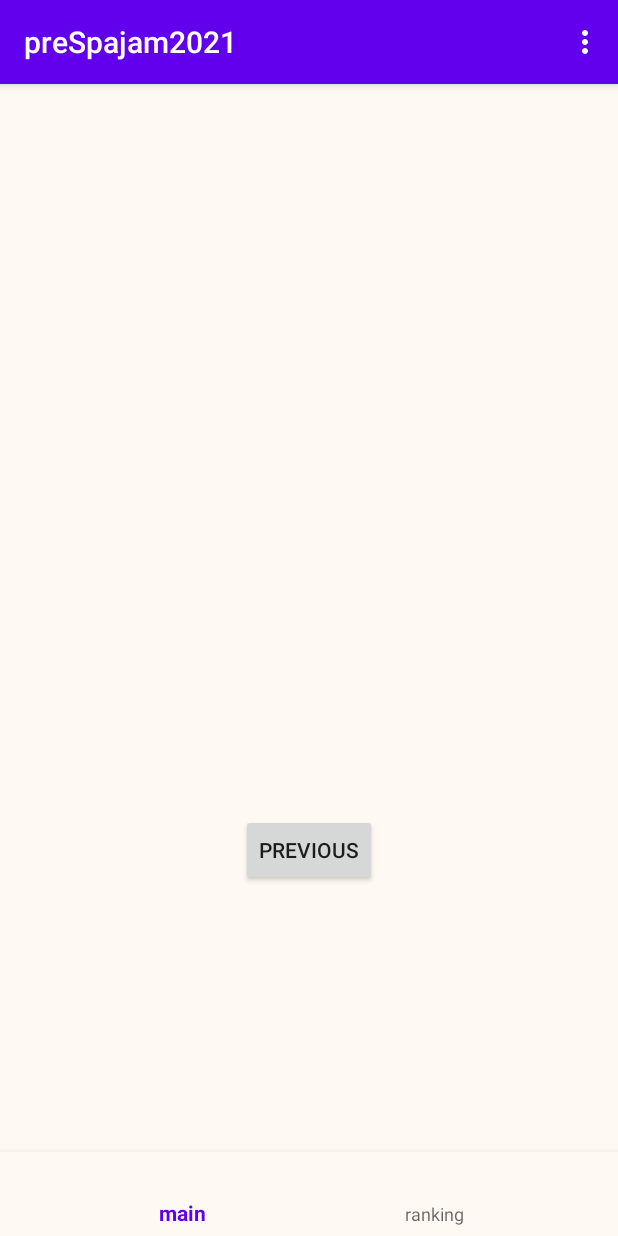
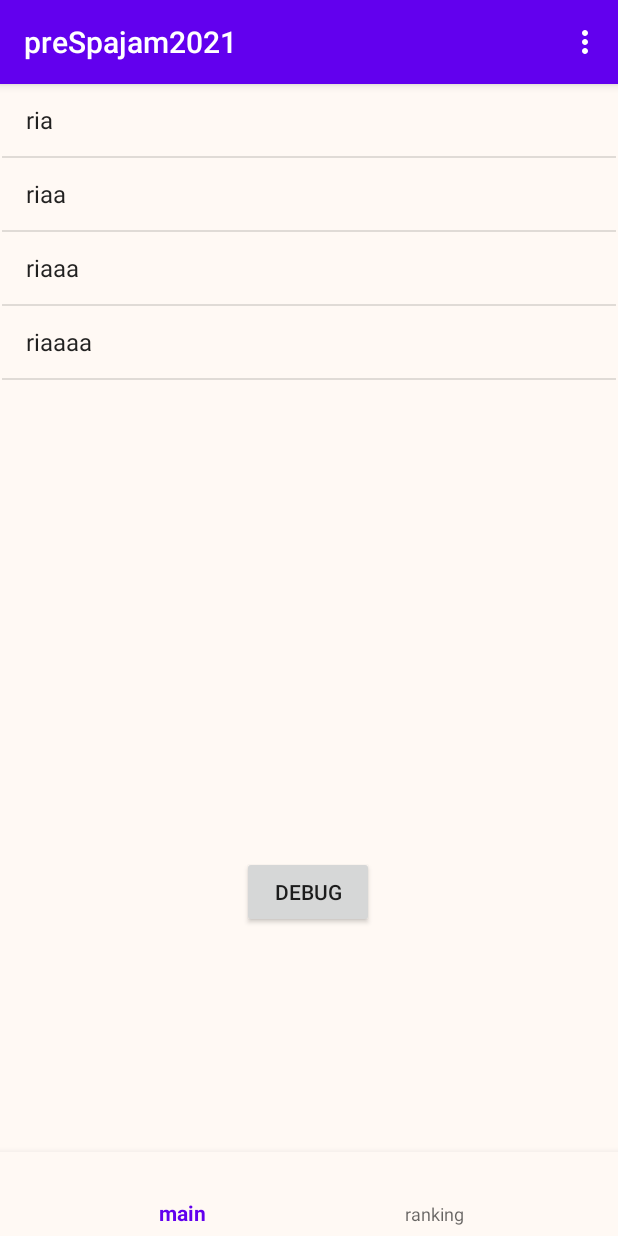
Before and after one commit to yowayowa-19/spajam2021-pre, an Android app: the SecondFragment screen opened through its navigation route, on a phone screen of 412 x 824 dp. Run offline under Robolectric (Android 15) with nearby library versions, the phone set to English and light mode, and no system bars.

Commit message:
add listview

```diff
--- a/front/app/src/main/java/spajam/yowayowa/prespajam2021/SecondFragment.kt
+++ b/front/app/src/main/java/spajam/yowayowa/prespajam2021/SecondFragment.kt
@@ -1,16 +1,18 @@
 package spajam.yowayowa.prespajam2021
 
+import android.R.attr.data
 import android.content.Intent
 import android.os.Bundle
-import android.util.Log
 import android.view.LayoutInflater
 import android.view.View
 import android.view.ViewGroup
+import android.widget.ArrayAdapter
 import android.widget.Button
+import android.widget.ListView
 import androidx.fragment.app.Fragment
 import androidx.navigation.fragment.findNavController
 import okhttp3.*
-import java.io.IOException
+
 
 /**
  * A simple [Fragment] subclass as the second destination in the navigation.
@@ -18,8 +20,8 @@ import java.io.IOException
 class SecondFragment : Fragment() {
 
     override fun onCreateView(
-            inflater: LayoutInflater, container: ViewGroup?,
-            savedInstanceState: Bundle?
+        inflater: LayoutInflater, container: ViewGroup?,
+        savedInstanceState: Bundle?
     ): View? {
         // Inflate the layout for this fragment
         return inflater.inflate(R.layout.fragment_second, container, false)
@@ -27,6 +29,14 @@ class SecondFragment : Fragment() {
 
     override fun onViewCreated(view: View, savedInstanceState: Bundle?) {
         super.onViewCreated(view, savedInstanceState)
+        val listView = view.findViewById<ListView>(R.id.listView)
+        val arrayList = ArrayList<String>()
+        arrayList.add("ria")
+        arrayList.add("riaa")
+        arrayList.add("riaaa")
+        arrayList.add("riaaaa")
+        val mAdapter: ArrayAdapter<*> = ArrayAdapter<String>(requireContext(), android.R.layout.simple_list_item_1, arrayList)
+        listView.adapter = mAdapter
 
         view.findViewById<Button>(R.id.button_second).setOnClickListener {
             val intent = Intent(context, WalkThroughActivity::class.java)
--- a/front/app/src/main/res/layout/fragment_second.xml
+++ b/front/app/src/main/res/layout/fragment_second.xml
@@ -7,11 +7,10 @@
     tools:context=".SecondFragment"
     android:background="@color/backgroundMain">
 
-    <TextView
-        android:id="@+id/textview_second"
-        android:layout_width="wrap_content"
-        android:layout_height="wrap_content"
-        app:layout_constraintBottom_toTopOf="@id/button_second"
+    <ListView
+        android:id="@+id/listView"
+        android:layout_width="409dp"
+        android:layout_height="460dp"
         app:layout_constraintEnd_toEndOf="parent"
         app:layout_constraintStart_toStartOf="parent"
         app:layout_constraintTop_toTopOf="parent" />
@@ -20,9 +19,12 @@
         android:id="@+id/button_second"
         android:layout_width="wrap_content"
         android:layout_height="wrap_content"
-        android:text="@string/previous"
+        android:text="debug"
         app:layout_constraintBottom_toBottomOf="parent"
         app:layout_constraintEnd_toEndOf="parent"
+        app:layout_constraintHorizontal_bias="0.498"
         app:layout_constraintStart_toStartOf="parent"
-        app:layout_constraintTop_toBottomOf="@id/textview_second" />
+        app:layout_constraintTop_toBottomOf="@+id/listView"
+        app:layout_constraintVertical_bias="0.21" />
+
 </androidx.constraintlayout.widget.ConstraintLayout>
```
